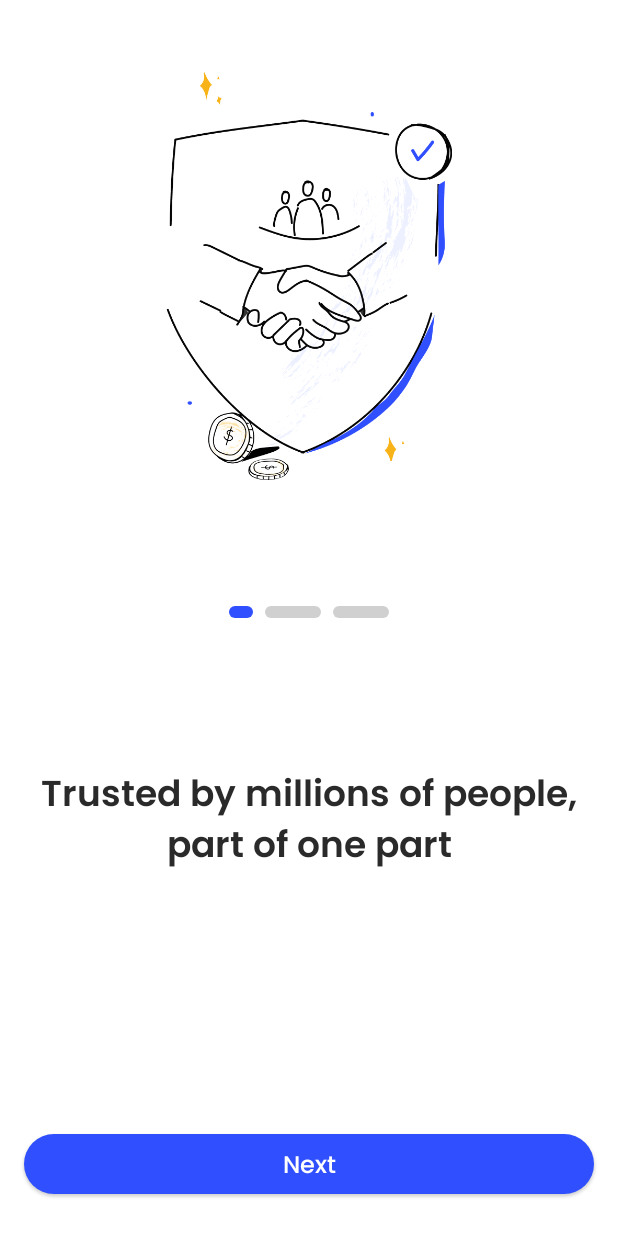
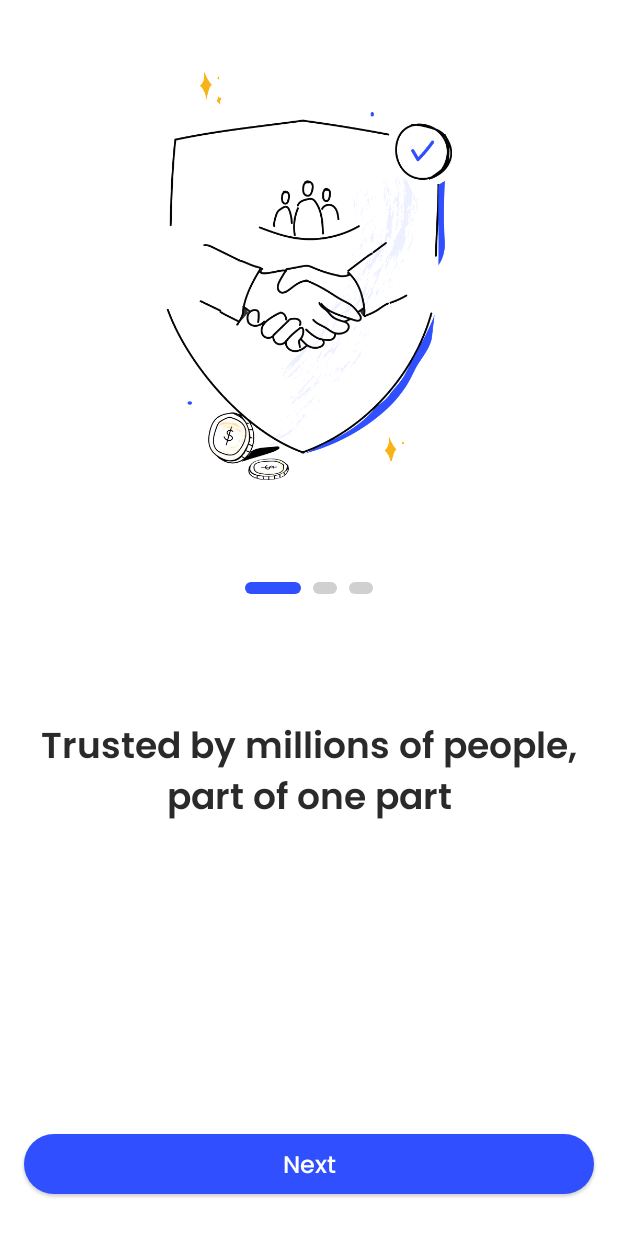
Before and after one commit to doanvu2000/CoinPay, an Android app built with Jetpack Compose: the @Preview function OnboardingScreenPreview, on a phone screen of 412 x 824 dp. Run offline under Robolectric (Android 15) with nearby library versions, the phone set to English and light mode, and no system bars; our stand-ins replace Dagger/Hilt's generated code.

Commit message:
Implement intro step indicator and update onboarding screen
- Implement `IntroStepIndicator` with animated width and color changes.
- Update `OnboardingScreen` to use the new `IntroStepIndicator`.
- Update `TextDescription` to receive description ID directly.
- Update `RegistrationScreen` to show animated progress.

```diff
--- a/app/src/main/java/com/jin/coinpay/presentation/ui/onboarding/OnboardingScreen.kt
+++ b/app/src/main/java/com/jin/coinpay/presentation/ui/onboarding/OnboardingScreen.kt
@@ -1,23 +1,29 @@
 package com.jin.coinpay.presentation.ui.onboarding
 
+import androidx.compose.animation.animateColorAsState
+import androidx.compose.animation.core.animateDpAsState
+import androidx.compose.animation.core.tween
 import androidx.compose.foundation.background
 import androidx.compose.foundation.isSystemInDarkTheme
 import androidx.compose.foundation.layout.Box
 import androidx.compose.foundation.layout.Column
+import androidx.compose.foundation.layout.PaddingValues
 import androidx.compose.foundation.layout.Row
-import androidx.compose.foundation.layout.Spacer
 import androidx.compose.foundation.layout.fillMaxSize
 import androidx.compose.foundation.layout.fillMaxWidth
 import androidx.compose.foundation.layout.height
 import androidx.compose.foundation.layout.padding
 import androidx.compose.foundation.layout.size
+import androidx.compose.foundation.layout.width
+import androidx.compose.foundation.lazy.LazyRow
+import androidx.compose.foundation.lazy.itemsIndexed
 import androidx.compose.foundation.shape.RoundedCornerShape
 import androidx.compose.material3.ButtonDefaults
 import androidx.compose.material3.ElevatedButton
 import androidx.compose.material3.MaterialTheme
 import androidx.compose.material3.Text
 import androidx.compose.runtime.Composable
-import androidx.compose.runtime.State
+import androidx.compose.runtime.getValue
 import androidx.compose.ui.Alignment
 import androidx.compose.ui.Modifier
 import androidx.compose.ui.draw.clip
@@ -26,7 +32,6 @@ import androidx.compose.ui.layout.ContentScale
 import androidx.compose.ui.res.stringResource
 import androidx.compose.ui.text.style.TextAlign
 import androidx.compose.ui.tooling.preview.Preview
-import androidx.compose.ui.unit.DpSize
 import androidx.compose.ui.unit.dp
 import androidx.compose.ui.unit.sp
 import androidx.lifecycle.compose.collectAsStateWithLifecycle
@@ -43,7 +48,6 @@ import com.jin.coinpay.core.util.navigatePopUpTop
 import com.jin.coinpay.presentation.ui.navigation.Screens
 import com.jin.coinpay.presentation.viewmodel.IntroStep
 import com.jin.coinpay.presentation.viewmodel.IntroStep.Companion.isLastStep
-import com.jin.coinpay.presentation.viewmodel.OnBoardingUiState
 import com.jin.coinpay.presentation.viewmodel.OnBoardingViewModel
 
 @Composable
@@ -59,14 +63,15 @@ fun OnboardingScreen(navController: NavController, viewModel: OnBoardingViewMode
         val imageSrc = viewModel.getImagSrc(isSystemInDarkTheme())
         ImageIntro(imageSrc)
 
-        Spacer(Modifier.height(24.dp))
-
-        IndicatorStep(Modifier.weight(1f), uiState.value.step)
-
-        Spacer(Modifier.height(24.dp))
+        IntroStepIndicator(
+            currentStep = uiState.value.step,
+            modifier = Modifier
+                .weight(1f)
+                .padding(vertical = 24.dp),
+        )
 
         TextDescription(
-            uiState, modifier = Modifier.weight(2f)
+            uiState.value.step.descriptionId, modifier = Modifier.weight(2f)
         )
 
         ButtonNext(onClick = {
@@ -94,10 +99,10 @@ private fun ImageIntro(imagSrc: Int) {
 }
 
 @Composable
-private fun TextDescription(uiState: State<OnBoardingUiState>, modifier: Modifier) {
+private fun TextDescription(descriptionId: Int, modifier: Modifier) {
     Text(
         modifier = modifier.padding(horizontal = 16.dp, vertical = 16.dp),
-        text = stringResource(id = uiState.value.step.descriptionId),
+        text = stringResource(id = descriptionId),
         style = Typography.headlineLarge,
         fontSize = 24.sp,
         color = MaterialTheme.customColorsPalette.contentPrimary,
@@ -127,30 +132,48 @@ private fun ButtonNext(onClick: () -> Unit) {
 }
 
 @Composable
-private fun IndicatorStep(modifier: Modifier, currentStep: IntroStep) {
+fun IntroStepIndicator(
+    currentStep: IntroStep,
+    modifier: Modifier = Modifier,
+    activeColor: Color = Color(0xFF304FFE),
+    inactiveColor: Color = Color(0xFFD0D0D0),
+    activeWidth: Int = 37,
+    inactiveWidth: Int = 16,
+    animationDurationMillis: Int = 300,
+    indicatorHeight: Int = 8,
+    horizontalPadding: Int = 4,
+    indicatorCornerRadius: Int = 4,
+) {
     Row(
-        modifier = modifier, verticalAlignment = Alignment.CenterVertically
+        modifier = modifier,
+        verticalAlignment = Alignment.CenterVertically
     ) {
-        List(IntroStep.entries.size) { index ->
-            val isCurrentStep = currentStep.ordinal == index
-            val indicatorSize = if (isCurrentStep) {
-                DpSize(16.dp, 8.dp)
-            } else {
-                DpSize(37.dp, 8.dp)
+        LazyRow(
+            contentPadding = PaddingValues(horizontal = horizontalPadding.dp)
+        ) {
+            itemsIndexed(IntroStep.entries) { index, step ->
+                val isCurrentStep = currentStep == step
+                val width by animateDpAsState(
+                    targetValue = if (isCurrentStep) activeWidth.dp else inactiveWidth.dp,
+                    animationSpec = tween(animationDurationMillis),
+                    label = "WidthAnimation"
+                )
+
+                val backgroundColor by animateColorAsState(
+                    targetValue = if (isCurrentStep) activeColor else inactiveColor,
+                    animationSpec = tween(animationDurationMillis),
+                    label = "ColorAnimation"
+                )
+
+                Box(
+                    modifier = Modifier
+                        .padding(horizontal = horizontalPadding.dp)
+                        .width(width)
+                        .height(indicatorHeight.dp)
+                        .clip(RoundedCornerShape(indicatorCornerRadius.dp))
+                        .background(backgroundColor)
+                )
             }
-            val backgroundColor = if (isCurrentStep) {
-                Color(0xFF304FFE)
-            } else {
-                Color(0xFFD0D0D0)
-            }
-
-            Box(
-                modifier = Modifier
-                    .padding(horizontal = 4.dp)
-                    .size(indicatorSize)
-                    .clip(RoundedCornerShape(4.dp))
-                    .background(backgroundColor)
-            )
         }
     }
 }
@@ -158,8 +181,7 @@ private fun IndicatorStep(modifier: Modifier, currentStep: IntroStep) {
 @Preview(showSystemUi = true, showBackground = true)
 @Composable
 fun OnboardingScreenPreview() {
-    val navController = rememberNavController()
     CoinPayTheme(darkTheme = false) {
-        OnboardingScreen(navController = navController, viewModel = viewModel())
+        OnboardingScreen(navController = rememberNavController(), viewModel = viewModel())
     }
 }
--- a/app/src/main/java/com/jin/coinpay/presentation/ui/registration/RegistraionScreen.kt
+++ b/app/src/main/java/com/jin/coinpay/presentation/ui/registration/RegistraionScreen.kt
@@ -1,21 +1,18 @@
 package com.jin.coinpay.presentation.ui.registration
 
+import androidx.compose.animation.core.animateFloatAsState
 import androidx.compose.foundation.layout.Column
 import androidx.compose.foundation.layout.fillMaxSize
 import androidx.compose.foundation.layout.fillMaxWidth
 import androidx.compose.material3.LinearProgressIndicator
 import androidx.compose.runtime.Composable
 import androidx.compose.runtime.getValue
-import androidx.compose.runtime.mutableStateOf
-import androidx.compose.runtime.remember
 import androidx.compose.ui.Modifier
 import androidx.navigation.NavController
 
 @Composable
 fun RegistrationScreen(navController: NavController) {
-    val progress by remember {
-        mutableStateOf(0.1f)
-    }
+    val progress by animateFloatAsState(0.1f)
 
     Column(modifier = Modifier.fillMaxSize()) {
         LinearProgressIndicator(progress = {
```
